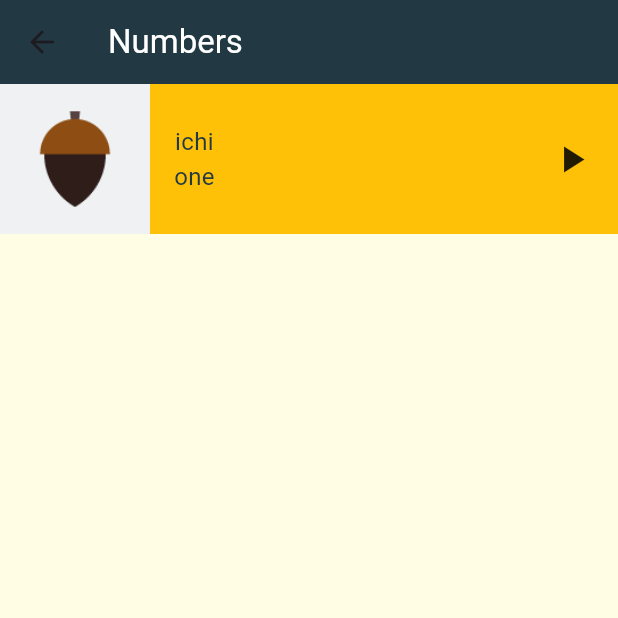
After one commit to aymenG/toku-language-app, a Flutter app: the screen it shows after launch, after a tap on "Numbers", on a phone screen of 412 x 824 dp, the top half of it. The commit adds this screen. Run offline on Flutter 3.47's test engine with Material 3 defaults, Android fonts, the phone set to English and light mode, and no system bars.

Commit message:
add numbers screen with first item

```diff
--- /dev/null
+++ b/lib/components/category_item.dart
@@ -0,0 +1,26 @@
+import 'package:flutter/material.dart';
+
+class CategoryItem extends StatelessWidget {
+  CategoryItem({super.key, this.text, this.color, this.onTap});
+  String? text;
+  Color? color;
+  Function()? onTap;
+
+  @override
+  Widget build(BuildContext context) {
+    return GestureDetector(
+      onTap: onTap,
+      child: Container(
+        padding: const EdgeInsets.only(left: 24),
+        alignment: Alignment.centerLeft,
+        height: 64,
+        width: double.infinity,
+        color: color,
+        child: Text(
+          '$text',
+          style: const TextStyle(fontSize: 18),
+        ),
+      ),
+    );
+  }
+}
--- a/lib/main.dart
+++ b/lib/main.dart
@@ -1,4 +1,6 @@
 import 'package:flutter/material.dart';
+
+import 'screens/home_page.dart';
 
 void main() {
   runApp(const TokuApp());
@@ -15,50 +17,3 @@ class TokuApp extends StatelessWidget {
     );
   }
 }
-
-class HomePage extends StatelessWidget {
-  const HomePage({super.key});
-
-  @override
-  Widget build(BuildContext context) {
-    return Scaffold(
-      backgroundColor: const Color(0xFFFFFDE4),
-      appBar: AppBar(
-        title: const Text(
-          'Language App',
-          style: TextStyle(color: Colors.white),
-        ),
-        backgroundColor: const Color(0xFF223843),
-      ),
-      body: Column(
-        children: [
-          CategoryItem('Numbers', const Color(0xFFEFF1F3)),
-          CategoryItem('Family members', const Color(0xFFDBD3D8)),
-          CategoryItem('Colors', const Color(0xFFD8B4A0)),
-          CategoryItem('Phrases', const Color(0xFFD77A61)),
-        ],
-      ),
-    );
-  }
-}
-
-class CategoryItem extends StatelessWidget {
-  String? text;
-  Color? color;
-  CategoryItem(this.text, this.color, {super.key});
-
-  @override
-  Widget build(BuildContext context) {
-    return Container(
-      padding: const EdgeInsets.only(left: 24),
-      alignment: Alignment.centerLeft,
-      height: 64,
-      width: double.infinity,
-      color: color,
-      child: Text(
-        '$text',
-        style: const TextStyle(fontSize: 18),
-      ),
-    );
-  }
-}
--- /dev/null
+++ b/lib/screens/home_page.dart
@@ -0,0 +1,50 @@
+import 'package:flutter/material.dart';
+import 'package:toku_app/screens/numbers_page.dart';
+
+import '../components/category_item.dart';
+
+class HomePage extends StatelessWidget {
+  const HomePage({super.key});
+
+  @override
+  Widget build(BuildContext context) {
+    return Scaffold(
+      backgroundColor: const Color(0xFFFFFDE4),
+      appBar: AppBar(
+        title: const Text(
+          'Language App',
+          style: TextStyle(color: Colors.white),
+        ),
+        backgroundColor: const Color(0xFF223843),
+      ),
+      body: Column(
+        children: [
+          CategoryItem(
+            text: 'Numbers',
+            color: const Color(0xFFEFF1F3),
+            onTap: () {
+              Navigator.push(context, MaterialPageRoute(builder: (context) {
+                return const NumbersPage();
+              }));
+            },
+          ),
+          CategoryItem(
+            text: 'Family members',
+            color: const Color(0xFFDBD3D8),
+            onTap: () {},
+          ),
+          CategoryItem(
+            text: 'Colors',
+            color: const Color(0xFFD8B4A0),
+            onTap: () {},
+          ),
+          CategoryItem(
+            text: 'Phrases',
+            color: const Color(0xFFD77A61),
+            onTap: () {},
+          ),
+        ],
+      ),
+    );
+  }
+}
--- /dev/null
+++ b/lib/screens/numbers_page.dart
@@ -0,0 +1,56 @@
+import 'package:flutter/material.dart';
+
+class NumbersPage extends StatelessWidget {
+  const NumbersPage({super.key});
+
+  @override
+  Widget build(BuildContext context) {
+    return Scaffold(
+      backgroundColor: const Color(0xFFFFFDE4),
+      appBar: AppBar(
+        title: const Text(
+          'Numbers',
+          style: TextStyle(color: Colors.white),
+        ),
+        backgroundColor: const Color(0xFF223843),
+      ),
+      body: Container(
+        height: 100,
+        color: Colors.amber,
+        child: Row(
+          children: [
+            Container(
+                color: const Color(0xFFEFF1F3),
+                child: Image.asset('assets/images/numbers/number_one.png')),
+            const Padding(
+              padding: EdgeInsets.only(left: 16),
+              child: Column(
+                mainAxisAlignment: MainAxisAlignment.center,
+                children: [
+                  Text(
+                    'ichi',
+                    style: TextStyle(color: Color(0xFF223843), fontSize: 16),
+                  ),
+                  Text(
+                    'one',
+                    style: TextStyle(color: Color(0xFF223843), fontSize: 16),
+                  )
+                ],
+              ),
+            ),
+            const Spacer(
+              flex: 1,
+            ),
+            const Padding(
+              padding: EdgeInsets.only(right: 16),
+              child: Icon(
+                Icons.play_arrow,
+                size: 30,
+              ),
+            )
+          ],
+        ),
+      ),
+    );
+  }
+}
--- a/pubspec.yaml
+++ b/pubspec.yaml
@@ -17,3 +17,7 @@ dev_dependencies:
 
 flutter:
   uses-material-design: true
+  assets:
+    - assets/images/numbers/
+    - assets/images/colors/
+    - assets/images/family_members/
```
